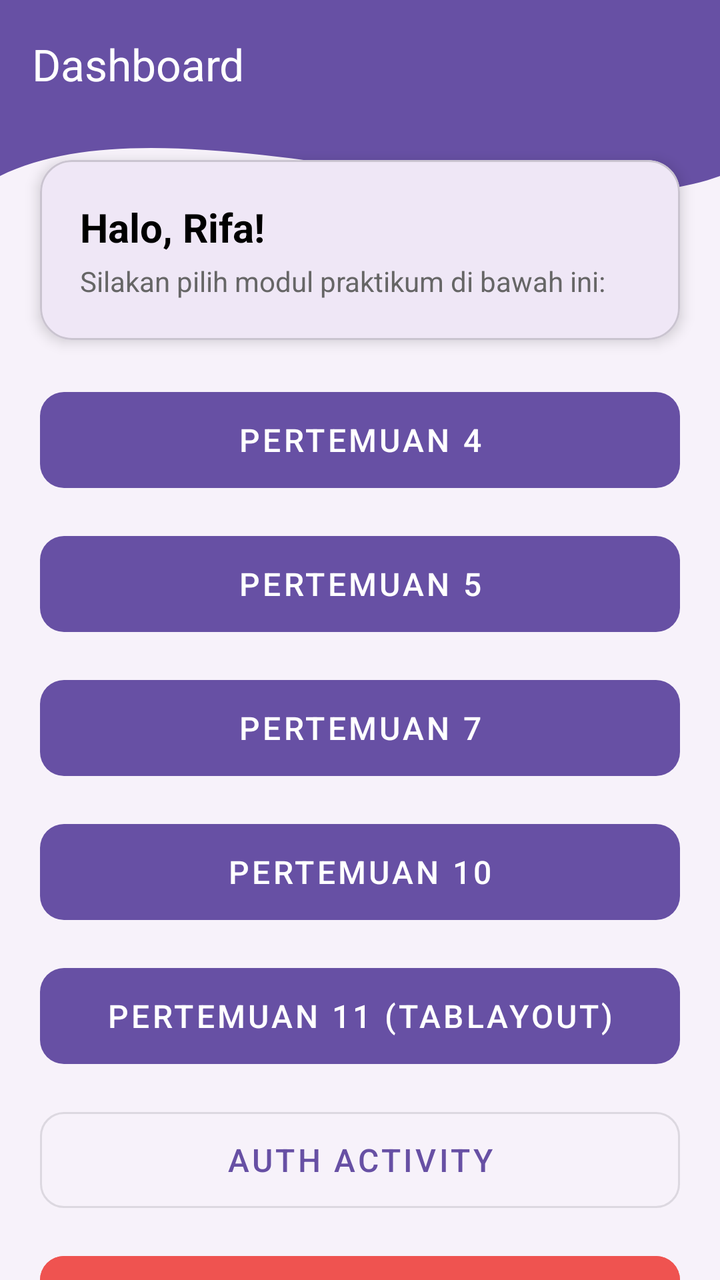
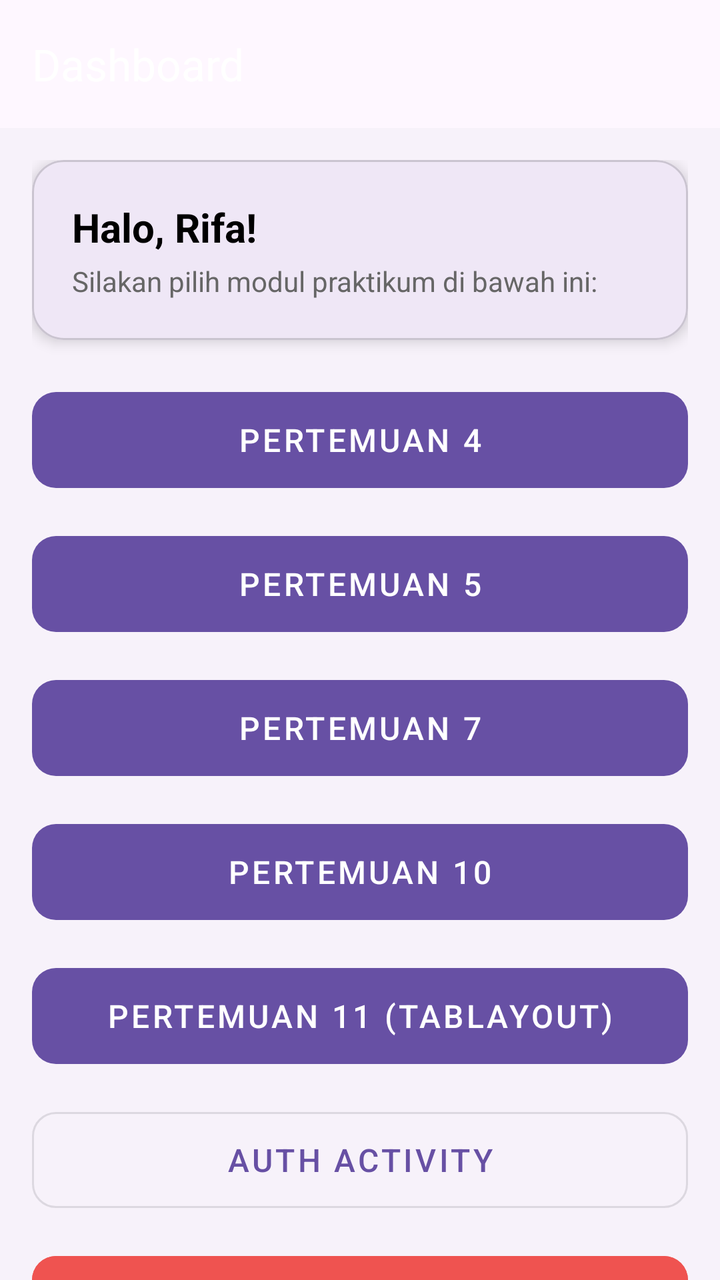

Two renders of the same Android screen: before a commit and after it. Below are the layout's source before the change and the commit's diff.
<!-- AndroidManifest.xml: application theme Theme.PratikumMobileRifa -->
<!-- res/layout/fragment_home.xml -->
<?xml version="1.0" encoding="utf-8"?>
<androidx.core.widget.NestedScrollView xmlns:android="http://schemas.android.com/apk/res/android"
    xmlns:app="http://schemas.android.com/apk/res-auto"
    xmlns:tools="http://schemas.android.com/tools"
    android:layout_width="match_parent"
    android:layout_height="match_parent"
    android:fillViewport="true"
    android:background="@color/bg_light"
    tools:context=".Home.HomeFragment">

    <androidx.constraintlayout.widget.ConstraintLayout
        android:layout_width="match_parent"
        android:layout_height="wrap_content"
        android:paddingBottom="32dp">

        <View
            android:id="@+id/background_header"
            android:layout_width="0dp"
            android:layout_height="220dp"
            android:background="@drawable/bg_header_wave"
            app:layout_constraintEnd_toEndOf="parent"
            app:layout_constraintStart_toStartOf="parent"
            app:layout_constraintTop_toTopOf="parent" />

        <androidx.appcompat.widget.Toolbar
            android:id="@+id/toolbar"
            android:layout_width="match_parent"
            android:layout_height="?attr/actionBarSize"
            android:background="@android:color/transparent"
            app:layout_constraintEnd_toEndOf="parent"
            app:layout_constraintStart_toStartOf="parent"
            app:layout_constraintTop_toTopOf="parent"
            app:title="Dashboard"
            app:titleTextColor="@android:color/white" />

        <com.google.android.material.card.MaterialCardView
            android:id="@+id/cardWelcome"
            android:layout_width="0dp"
            android:layout_height="wrap_content"
            android:layout_marginHorizontal="20dp"
            android:layout_marginTop="16dp"
            app:cardCornerRadius="16dp"
            app:cardElevation="4dp"
            app:layout_constraintEnd_toEndOf="parent"
            app:layout_constraintStart_toStartOf="parent"
            app:layout_constraintTop_toBottomOf="@id/toolbar">

            <LinearLayout
                android:layout_width="match_parent"
                android:layout_height="wrap_content"
                android:orientation="vertical"
                android:padding="20dp">

                <TextView
                    android:layout_width="wrap_content"
                    android:layout_height="wrap_content"
                    android:text="Halo, Rifa!"
                    android:textColor="@color/black"
                    android:textSize="20sp"
                    android:textStyle="bold" />

                <TextView
                    android:layout_width="wrap_content"
                    android:layout_height="wrap_content"
                    android:layout_marginTop="4dp"
                    android:text="Silakan pilih modul praktikum di bawah ini:"
                    android:textColor="#666666"
                    android:textSize="14sp" />

            </LinearLayout>
        </com.google.android.material.card.MaterialCardView>

        <LinearLayout
            android:layout_width="0dp"
            android:layout_height="wrap_content"
            android:layout_marginHorizontal="20dp"
            android:layout_marginTop="20dp"
            android:orientation="vertical"
            app:layout_constraintEnd_toEndOf="parent"
            app:layout_constraintStart_toStartOf="parent"
            app:layout_constraintTop_toBottomOf="@id/cardWelcome">

            <com.google.android.material.button.MaterialButton
                android:id="@+id/btnToFourth"
                style="@style/Widget.MaterialComponents.Button.UnelevatedButton"
                android:layout_width="match_parent"
                android:layout_height="60dp"
                android:layout_marginBottom="12dp"
                android:text="Pertemuan 4"
                android:textSize="16sp"
                app:cornerRadius="12dp" />

            <com.google.android.material.button.MaterialButton
                android:id="@+id/btnToFifth"
                style="@style/Widget.MaterialComponents.Button.UnelevatedButton"
                android:layout_width="match_parent"
                android:layout_height="60dp"
                android:layout_marginBottom="12dp"
                android:text="Pertemuan 5"
                android:textSize="16sp"
                app:cornerRadius="12dp" />

            <com.google.android.material.button.MaterialButton
                android:id="@+id/btnToSeventh"
                style="@style/Widget.MaterialComponents.Button.UnelevatedButton"
                android:layout_width="match_parent"
                android:layout_height="60dp"
                android:layout_marginBottom="12dp"
                android:text="Pertemuan 7"
                android:textSize="16sp"
                app:cornerRadius="12dp" />

            <com.google.android.material.button.MaterialButton
                android:id="@+id/btnToPertemuan10"
                style="@style/Widget.MaterialComponents.Button.UnelevatedButton"
                android:layout_width="match_parent"
                android:layout_height="60dp"
                android:layout_marginBottom="12dp"
                android:text="Pertemuan 10"
                android:textSize="16sp"
                app:cornerRadius="12dp" />

            <com.google.android.material.button.MaterialButton
                android:id="@+id/btnToEleventh"
                style="@style/Widget.MaterialComponents.Button.UnelevatedButton"
                android:layout_width="match_parent"
                android:layout_height="60dp"
                android:layout_marginBottom="12dp"
                android:text="Pertemuan 11 (TabLayout)"
                android:textSize="16sp"
                app:cornerRadius="12dp" />

            <com.google.android.material.button.MaterialButton
                android:id="@+id/btnToAuth"
                style="@style/Widget.MaterialComponents.Button.OutlinedButton"
                android:layout_width="match_parent"
                android:layout_height="60dp"
                android:layout_marginBottom="12dp"
                android:text="Auth Activity"
                android:textSize="16sp"
                app:cornerRadius="12dp" />

            <com.google.android.material.button.MaterialButton
                android:id="@+id/btnLogout"
                style="@style/Widget.MaterialComponents.Button.UnelevatedButton"
                android:layout_width="match_parent"
                android:layout_height="60dp"
                android:backgroundTint="#EF5350"
                android:text="Logout"
                android:textSize="16sp"
                app:backgroundTint="#EF5350"
                app:cornerRadius="12dp" />

        </LinearLayout>

    </androidx.constraintlayout.widget.ConstraintLayout>

</androidx.core.widget.NestedScrollView>
<!-- resources referenced by this layout -->
<resources>
  <color name="bg_light">#F7F2FA</color>
  <color name="black">#FF000000</color>
  <!-- drawable bg_header_wave (drawable) -->
  <vector xmlns:android="http://schemas.android.com/apk/res/android"
      android:width="100dp"
      android:height="100dp"
      android:viewportWidth="100"
      android:viewportHeight="100">
      <path
          android:fillColor="?attr/colorPrimary"
          android:pathData="M0,0 L100,0 L100,40 C 75,55 25,20 0,40 Z" />
  </vector>
  <style name="Theme.PratikumMobileRifa" parent="Base.Theme.PratikumMobileRifa" />
  <style name="Base.Theme.PratikumMobileRifa" parent="Theme.Material3.DayNight.NoActionBar">
          
          
      </style>
</resources>

<!-- the commit's change to res/layout/fragment_home.xml (unified diff, before → after) -->
@@ -1,158 +1,182 @@
 <?xml version="1.0" encoding="utf-8"?>
-<androidx.core.widget.NestedScrollView xmlns:android="http://schemas.android.com/apk/res/android"
+<androidx.coordinatorlayout.widget.CoordinatorLayout xmlns:android="http://schemas.android.com/apk/res/android"
     xmlns:app="http://schemas.android.com/apk/res-auto"
     xmlns:tools="http://schemas.android.com/tools"
     android:layout_width="match_parent"
     android:layout_height="match_parent"
-    android:fillViewport="true"
     android:background="@color/bg_light"
     tools:context=".Home.HomeFragment">
 
-    <androidx.constraintlayout.widget.ConstraintLayout
+    <com.google.android.material.appbar.AppBarLayout
+        android:id="@+id/appBarLayout"
         android:layout_width="match_parent"
         android:layout_height="wrap_content"
-        android:paddingBottom="32dp">
-
-        <View
-            android:id="@+id/background_header"
-            android:layout_width="0dp"
-            android:layout_height="220dp"
-            android:background="@drawable/bg_header_wave"
-            app:layout_constraintEnd_toEndOf="parent"
-            app:layout_constraintStart_toStartOf="parent"
-            app:layout_constraintTop_toTopOf="parent" />
+        android:theme="@style/ThemeOverlay.AppCompat.Dark.ActionBar">
 
         <androidx.appcompat.widget.Toolbar
             android:id="@+id/toolbar"
             android:layout_width="match_parent"
             android:layout_height="?attr/actionBarSize"
-            android:background="@android:color/transparent"
-            app:layout_constraintEnd_toEndOf="parent"
-            app:layout_constraintStart_toStartOf="parent"
-            app:layout_constraintTop_toTopOf="parent"
             app:title="Dashboard"
             app:titleTextColor="@android:color/white" />
 
-        <com.google.android.material.card.MaterialCardView
-            android:id="@+id/cardWelcome"
-            android:layout_width="0dp"
+    </com.google.android.material.appbar.AppBarLayout>
+
+    <androidx.core.widget.NestedScrollView
+        android:layout_width="match_parent"
+        android:layout_height="match_parent"
+        android:fillViewport="true"
+        app:layout_behavior="@string/appbar_scrolling_view_behavior">
+
+        <androidx.constraintlayout.widget.ConstraintLayout
+            android:layout_width="match_parent"
             android:layout_height="wrap_content"
-            android:layout_marginHorizontal="20dp"
-            android:layout_marginTop="16dp"
-            app:cardCornerRadius="16dp"
-            app:cardElevation="4dp"
-            app:layout_constraintEnd_toEndOf="parent"
-            app:layout_constraintStart_toStartOf="parent"
-            app:layout_constraintTop_toBottomOf="@id/toolbar">
+            android:padding="16dp">
+
+            <com.google.android.material.card.MaterialCardView
+                android:id="@+id/cardWelcome"
+                android:layout_width="0dp"
+                android:layout_height="wrap_content"
+                app:cardCornerRadius="16dp"
+                app:cardElevation="4dp"
+                app:layout_constraintEnd_toEndOf="parent"
+                app:layout_constraintStart_toStartOf="parent"
+                app:layout_constraintTop_toTopOf="parent">
+
+                <LinearLayout
+                    android:layout_width="match_parent"
+                    android:layout_height="wrap_content"
+                    android:orientation="vertical"
+                    android:padding="20dp">
+
+                    <TextView
+                        android:layout_width="wrap_content"
+                        android:layout_height="wrap_content"
+                        android:text="Halo, Rifa!"
+                        android:textColor="@color/black"
+                        android:textSize="20sp"
+                        android:textStyle="bold" />
+
+                    <TextView
+                        android:layout_width="wrap_content"
+                        android:layout_height="wrap_content"
+                        android:layout_marginTop="4dp"
+                        android:text="Silakan pilih modul praktikum di bawah ini:"
+                        android:textColor="#666666"
+                        android:textSize="14sp" />
+
+                </LinearLayout>
+            </com.google.android.material.card.MaterialCardView>
 
             <LinearLayout
-                android:layout_width="match_parent"
+                android:layout_width="0dp"
                 android:layout_height="wrap_content"
+                android:layout_marginTop="20dp"
                 android:orientation="vertical"
-                android:padding="20dp">
+                app:layout_constraintEnd_toEndOf="parent"
+                app:layout_constraintStart_toStartOf="parent"
+                app:layout_constraintTop_toBottomOf="@id/cardWelcome">
+
+                <com.google.android.material.button.MaterialButton
+                    android:id="@+id/btnToFourth"
+                    style="@style/Widget.MaterialComponents.Button.UnelevatedButton"
+                    android:layout_width="match_parent"
+                    android:layout_height="60dp"
+                    android:layout_marginBottom="12dp"
+                    android:text="Pertemuan 4"
+                    android:textSize="16sp"
+                    app:cornerRadius="12dp" />
+
+                <com.google.android.material.button.MaterialButton
+                    android:id="@+id/btnToFifth"
+                    style="@style/Widget.MaterialComponents.Button.UnelevatedButton"
+                    android:layout_width="match_parent"
+                    android:layout_height="60dp"
+                    android:layout_marginBottom="12dp"
+                    android:text="Pertemuan 5"
+                    android:textSize="16sp"
+                    app:cornerRadius="12dp" />
+
+                <com.google.android.material.button.MaterialButton
+                    android:id="@+id/btnToSeventh"
+                    style="@style/Widget.MaterialComponents.Button.UnelevatedButton"
+                    android:layout_width="match_parent"
+                    android:layout_height="60dp"
+                    android:layout_marginBottom="12dp"
+                    android:text="Pertemuan 7"
+                    android:textSize="16sp"
+                    app:cornerRadius="12dp" />
+
+                <com.google.android.material.button.MaterialButton
+                    android:id="@+id/btnToPertemuan10"
+                    style="@style/Widget.MaterialComponents.Button.UnelevatedButton"
+                    android:layout_width="match_parent"
+                    android:layout_height="60dp"
+                    android:layout_marginBottom="12dp"
+                    android:text="Pertemuan 10"
+                    android:textSize="16sp"
+                    app:cornerRadius="12dp" />
+
+                <com.google.android.material.button.MaterialButton
+                    android:id="@+id/btnToEleventh"
+                    style="@style/Widget.MaterialComponents.Button.UnelevatedButton"
+                    android:layout_width="match_parent"
+                    android:layout_height="60dp"
+                    android:layout_marginBottom="12dp"
+                    android:text="Pertemuan 11 (TabLayout)"
+                    android:textSize="16sp"
+                    app:cornerRadius="12dp" />
+
+                <com.google.android.material.button.MaterialButton
+                    android:id="@+id/btnToAuth"
+                    style="@style/Widget.MaterialComponents.Button.OutlinedButton"
+                    android:layout_width="match_parent"
+                    android:layout_height="60dp"
+                    android:layout_marginBottom="12dp"
+                    android:text="Auth Activity"
+                    android:textSize="16sp"
+                    app:cornerRadius="12dp" />
+
+                <com.google.android.material.button.MaterialButton
+                    android:id="@+id/btnLogout"
+                    style="@style/Widget.MaterialComponents.Button.UnelevatedButton"
+                    android:layout_width="match_parent"
+                    android:layout_height="60dp"
+                    android:backgroundTint="#EF5350"
+                    android:text="Logout"
+                    android:textSize="16sp"
+                    app:backgroundTint="#EF5350"
+                    app:cornerRadius="12dp" />
 
                 <TextView
+                    android:id="@+id/tvCatFact"
+                    android:layout_width="match_parent"
+                    android:layout_height="wrap_content"
+                    android:layout_marginTop="32dp"
+                    android:gravity="center"
+                    android:text="Loading cat fact..."
+                    android:textAlignment="center"
+                    android:textSize="18sp" />
+
+                <Button
+                    android:id="@+id/btnRefresh"
                     android:layout_width="wrap_content"
                     android:layout_height="wrap_content"
-                    android:text="Halo, Rifa!"
-                    android:textColor="@color/black"
-                    android:textSize="20sp"
-                    android:textStyle="bold" />
+                    android:layout_gravity="center_horizontal"
+                    android:layout_marginTop="12dp"
+                    android:text="Refresh" />
 
-                <TextView
-                    android:layout_width="wrap_content"
+                <androidx.recyclerview.widget.RecyclerView
+                    android:id="@+id/rvGallery"
+                    android:layout_width="match_parent"
                     android:layout_height="wrap_content"
-                    android:layout_marginTop="4dp"
-                    android:text="Silakan pilih modul praktikum di bawah ini:"
-                    android:textColor="#666666"
-                    android:textSize="14sp" />
+                    android:layout_marginTop="16dp"
+                    android:nestedScrollingEnabled="false"
+                    android:padding="8dp" />
+            </LinearLayout>
 
-            </LinearLayout>
-        </com.google.android.material.card.MaterialCardView>
+        </androidx.constraintlayout.widget.ConstraintLayout>
 
-        <LinearLayout
-            android:layout_width="0dp"
-            android:layout_height="wrap_content"
-            android:layout_marginHorizontal="20dp"
-            android:layout_marginTop="20dp"
-            android:orientation="vertical"
-            app:layout_constraintEnd_toEndOf="parent"
-            app:layout_constraintStart_toStartOf="parent"
-            app:layout_constraintTop_toBottomOf="@id/cardWelcome">
+    </androidx.core.widget.NestedScrollView>
 
-            <com.google.android.material.button.MaterialButton
-                android:id="@+id/btnToFourth"
-                style="@style/Widget.MaterialComponents.Button.UnelevatedButton"
-                android:layout_width="match_parent"
-                android:layout_height="60dp"
-                android:layout_marginBottom="12dp"
-                android:text="Pertemuan 4"
-                android:textSize="16sp"
-                app:cornerRadius="12dp" />
-
-            <com.google.android.material.button.MaterialButton
-                android:id="@+id/btnToFifth"
-                style="@style/Widget.MaterialComponents.Button.UnelevatedButton"
-                android:layout_width="match_parent"
-                android:layout_height="60dp"
-                android:layout_marginBottom="12dp"
-                android:text="Pertemuan 5"
-                android:textSize="16sp"
-                app:cornerRadius="12dp" />
-
-            <com.google.android.material.button.MaterialButton
-                android:id="@+id/btnToSeventh"
-                style="@style/Widget.MaterialComponents.Button.UnelevatedButton"
-                android:layout_width="match_parent"
-                android:layout_height="60dp"
-                android:layout_marginBottom="12dp"
-                android:text="Pertemuan 7"
-                android:textSize="16sp"
-                app:cornerRadius="12dp" />
-
-            <com.google.android.material.button.MaterialButton
-                android:id="@+id/btnToPertemuan10"
-                style="@style/Widget.MaterialComponents.Button.UnelevatedButton"
-                android:layout_width="match_parent"
-                android:layout_height="60dp"
-                android:layout_marginBottom="12dp"
-                android:text="Pertemuan 10"
-                android:textSize="16sp"
-                app:cornerRadius="12dp" />
-
-            <com.google.android.material.button.MaterialButton
-                android:id="@+id/btnToEleventh"
-                style="@style/Widget.MaterialComponents.Button.UnelevatedButton"
-                android:layout_width="match_parent"
-                android:layout_height="60dp"
-                android:layout_marginBottom="12dp"
-                android:text="Pertemuan 11 (TabLayout)"
-                android:textSize="16sp"
-                app:cornerRadius="12dp" />
-
-            <com.google.android.material.button.MaterialButton
-                android:id="@+id/btnToAuth"
-                style="@style/Widget.MaterialComponents.Button.OutlinedButton"
-                android:layout_width="match_parent"
-                android:layout_height="60dp"
-                android:layout_marginBottom="12dp"
-                android:text="Auth Activity"
-                android:textSize="16sp"
-                app:cornerRadius="12dp" />
-
-            <com.google.android.material.button.MaterialButton
-                android:id="@+id/btnLogout"
-                style="@style/Widget.MaterialComponents.Button.UnelevatedButton"
-                android:layout_width="match_parent"
-                android:layout_height="60dp"
-                android:backgroundTint="#EF5350"
-                android:text="Logout"
-                android:textSize="16sp"
-                app:backgroundTint="#EF5350"
-                app:cornerRadius="12dp" />
-
-        </LinearLayout>
-
-    </androidx.constraintlayout.widget.ConstraintLayout>
-
-</androidx.core.widget.NestedScrollView>
+</androidx.coordinatorlayout.widget.CoordinatorLayout>
<!-- resource entries referenced after the edit -->
@@ -2,16 +2,6 @@
 <resources>
   <color name="bg_light">#F7F2FA</color>
   <color name="black">#FF000000</color>
-  <!-- drawable bg_header_wave (drawable) -->
-  <vector xmlns:android="http://schemas.android.com/apk/res/android"
-      android:width="100dp"
-      android:height="100dp"
-      android:viewportWidth="100"
-      android:viewportHeight="100">
-      <path
-          android:fillColor="?attr/colorPrimary"
-          android:pathData="M0,0 L100,0 L100,40 C 75,55 25,20 0,40 Z" />
-  </vector>
   <style name="Theme.PratikumMobileRifa" parent="Base.Theme.PratikumMobileRifa" />
   <style name="Base.Theme.PratikumMobileRifa" parent="Theme.Material3.DayNight.NoActionBar">
           
